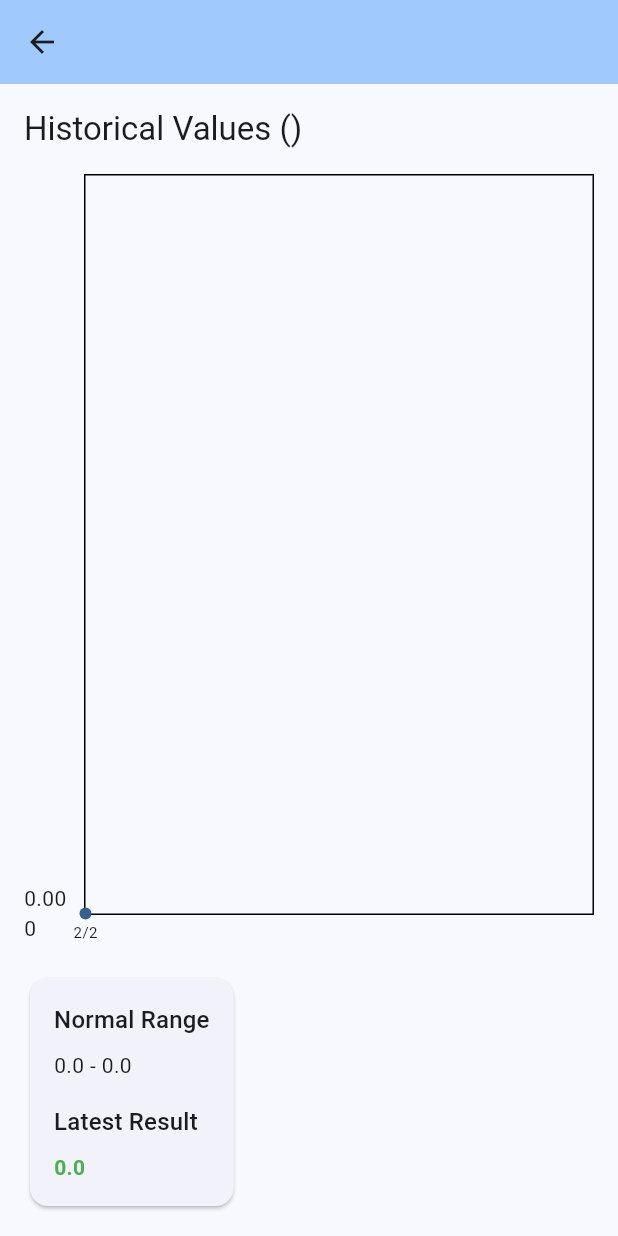
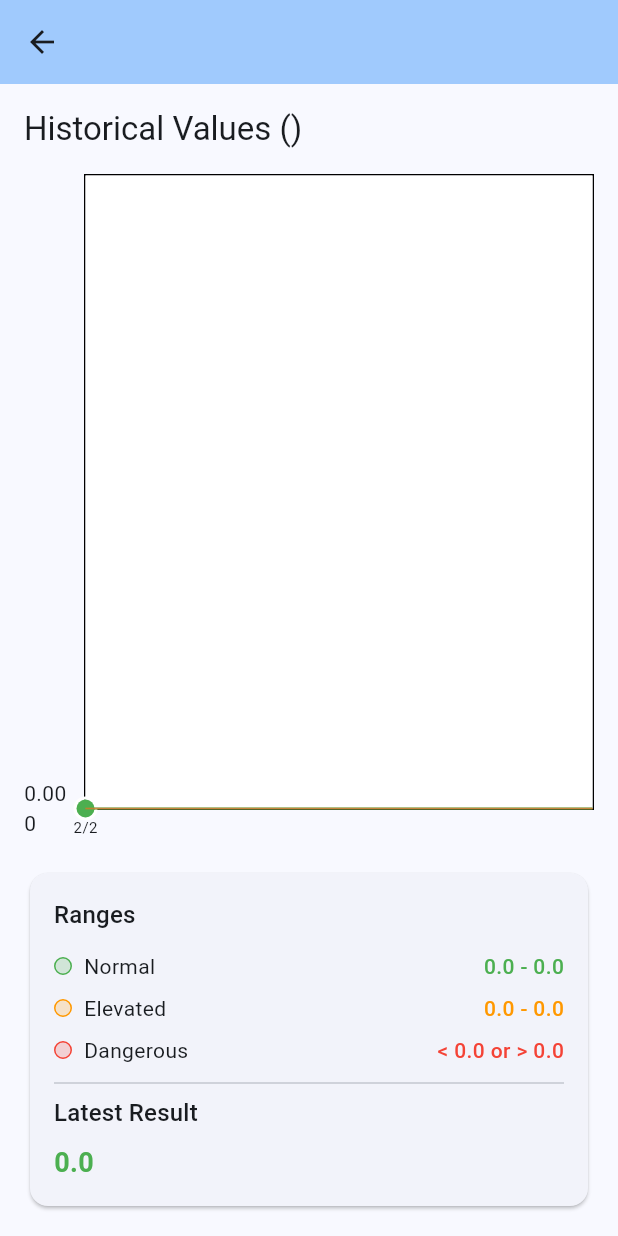
Before and after one commit to Tonylib/pet_records, a Flutter app: the TestGraphPage screen opened directly with empty values, on a phone screen of 412 x 824 dp. Run offline on Flutter 3.47's test engine with Material 3 defaults, Android fonts, the phone set to English and light mode, and no system bars; drawn by our look-alikes of fl_chart; our stand-ins replace get.

Commit message:
Add colored ranges to test result graphs

```diff
--- a/lib/features/home/domain/models/test_result.dart
+++ b/lib/features/home/domain/models/test_result.dart
@@ -27,6 +27,23 @@ class TestResult {
 
   bool get isNormal => value >= minRange && value <= maxRange;
   bool get hasHistoricalData => historicalValues.isNotEmpty;
+
+  // Helper methods for range calculations
+  double get range => maxRange - minRange;
+  double get dangerouslyLowThreshold => minRange - (range * 0.2);
+  double get dangerouslyHighThreshold => maxRange + (range * 0.2);
+  double get slightlyLowThreshold => minRange - (range * 0.1);
+  double get slightlyHighThreshold => maxRange + (range * 0.1);
+
+  // Helper method to determine status based on a value
+  String getStatusForValue(double value) {
+    if (value < dangerouslyLowThreshold || value > dangerouslyHighThreshold) {
+      return 'dangerous';
+    } else if (value < minRange || value > maxRange) {
+      return 'elevated';
+    }
+    return 'normal';
+  }
 
   @override
   String toString() =>
--- a/lib/features/home/presentation/pages/test_graph_page.dart
+++ b/lib/features/home/presentation/pages/test_graph_page.dart
@@ -16,6 +16,15 @@ class TestGraphPage extends StatelessWidget {
       ...testResult.historicalValues,
       HistoricalValue(date: testResult.date, value: testResult.value),
     ]..sort((a, b) => a.date.compareTo(b.date));
+
+    // Find the min and max values for the y-axis
+    final allTestValues = allValues.map((v) => v.value).toList();
+    final minValue =
+        (allTestValues.reduce((a, b) => a < b ? a : b) - testResult.range * 0.3)
+            .clamp(testResult.dangerouslyLowThreshold, double.infinity);
+    final maxValue = (allTestValues.reduce((a, b) => a > b ? a : b) +
+            testResult.range * 0.3)
+        .clamp(double.negativeInfinity, testResult.dangerouslyHighThreshold);
 
     return Scaffold(
       appBar: AppBar(
@@ -69,6 +78,8 @@ class TestGraphPage extends StatelessWidget {
                       sideTitles: SideTitles(showTitles: false),
                     ),
                   ),
+                  minY: minValue,
+                  maxY: maxValue,
                   borderData: FlBorderData(show: true),
                   lineBarsData: [
                     LineChartBarData(
@@ -80,30 +91,97 @@ class TestGraphPage extends StatelessWidget {
                       isCurved: true,
                       color: Theme.of(context).colorScheme.primary,
                       barWidth: 3,
-                      dotData: const FlDotData(show: true),
-                    ),
-                    // Reference lines for normal range
-                    LineChartBarData(
-                      spots: List.generate(
-                        allValues.length,
-                        (index) =>
-                            FlSpot(index.toDouble(), testResult.maxRange),
+                      dotData: FlDotData(
+                        show: true,
+                        getDotPainter: (spot, percent, bar, index) {
+                          final value = allValues[index].value;
+                          final color =
+                              switch (testResult.getStatusForValue(value)) {
+                            'dangerous' => Colors.red,
+                            'elevated' => Colors.orange,
+                            _ => Colors.green,
+                          };
+                          return FlDotCirclePainter(
+                            radius: 6,
+                            color: color,
+                            strokeWidth: 2,
+                            strokeColor: Colors.white,
+                          );
+                        },
                       ),
-                      color: Colors.red.withOpacity(0.3),
-                      barWidth: 1,
-                      dotData: const FlDotData(show: false),
-                    ),
-                    LineChartBarData(
-                      spots: List.generate(
-                        allValues.length,
-                        (index) =>
-                            FlSpot(index.toDouble(), testResult.minRange),
-                      ),
-                      color: Colors.red.withOpacity(0.3),
-                      barWidth: 1,
-                      dotData: const FlDotData(show: false),
                     ),
                   ],
+                  backgroundColor: Colors.white,
+                  extraLinesData: ExtraLinesData(
+                    horizontalLines: [
+                      HorizontalLine(
+                        y: testResult.dangerouslyLowThreshold,
+                        color: Colors.red.withOpacity(0.3),
+                        strokeWidth: 1,
+                      ),
+                      HorizontalLine(
+                        y: testResult.slightlyLowThreshold,
+                        color: Colors.orange.withOpacity(0.3),
+                        strokeWidth: 1,
+                      ),
+                      HorizontalLine(
+                        y: testResult.minRange,
+                        color: Colors.green.withOpacity(0.3),
+                        strokeWidth: 2,
+                      ),
+                      HorizontalLine(
+                        y: testResult.maxRange,
+                        color: Colors.green.withOpacity(0.3),
+                        strokeWidth: 2,
+                      ),
+                      HorizontalLine(
+                        y: testResult.slightlyHighThreshold,
+                        color: Colors.orange.withOpacity(0.3),
+                        strokeWidth: 1,
+                      ),
+                      HorizontalLine(
+                        y: testResult.dangerouslyHighThreshold,
+                        color: Colors.red.withOpacity(0.3),
+                        strokeWidth: 1,
+                      ),
+                    ],
+                  ),
+                  rangeAnnotations: RangeAnnotations(
+                    verticalRangeAnnotations: [
+                      VerticalRangeAnnotation(
+                        x1: -1,
+                        x2: allValues.length.toDouble(),
+                        color: Colors.red.withOpacity(0.1),
+                      ),
+                    ],
+                    horizontalRangeAnnotations: [
+                      HorizontalRangeAnnotation(
+                        y1: testResult.dangerouslyLowThreshold,
+                        y2: testResult.slightlyLowThreshold,
+                        color: Colors.red.withOpacity(0.1),
+                      ),
+                      HorizontalRangeAnnotation(
+                        y1: testResult.slightlyLowThreshold,
+                        y2: testResult.minRange,
+                        color: Colors.orange.withOpacity(0.1),
+                      ),
+                      HorizontalRangeAnnotation(
+                        y1: testResult.minRange,
+                        y2: testResult.maxRange,
+                        color: Colors.green.withOpacity(0.1),
+                      ),
+                      HorizontalRangeAnnotation(
+                        y1: testResult.maxRange,
+                        y2: testResult.slightlyHighThreshold,
+                        color: Colors.orange.withOpacity(0.1),
+                      ),
+                      HorizontalRangeAnnotation(
+                        y1: testResult.slightlyHighThreshold,
+                        y2: testResult.dangerouslyHighThreshold,
+                        color: Colors.red.withOpacity(0.1),
+                      ),
+                    ],
+                  ),
                 ),
               ),
             ),
@@ -115,13 +193,29 @@ class TestGraphPage extends StatelessWidget {
                   crossAxisAlignment: CrossAxisAlignment.start,
                   children: [
                     Text(
-                      'Normal Range',
+                      'Ranges',
                       style: Theme.of(context).textTheme.titleMedium,
                     ),
                     const SizedBox(height: 8),
-                    Text(
-                        '${testResult.minRange} - ${testResult.maxRange} ${testResult.unit}'),
-                    const SizedBox(height: 16),
+                    _buildRangeRow(
+                      context,
+                      'Normal',
+                      '${testResult.minRange} - ${testResult.maxRange}',
+                      Colors.green,
+                    ),
+                    _buildRangeRow(
+                      context,
+                      'Elevated',
+                      '${testResult.slightlyLowThreshold.toStringAsFixed(1)} - ${testResult.slightlyHighThreshold.toStringAsFixed(1)}',
+                      Colors.orange,
+                    ),
+                    _buildRangeRow(
+                      context,
+                      'Dangerous',
+                      '< ${testResult.dangerouslyLowThreshold.toStringAsFixed(1)} or > ${testResult.dangerouslyHighThreshold.toStringAsFixed(1)}',
+                      Colors.red,
+                    ),
+                    const Divider(),
                     Text(
                       'Latest Result',
                       style: Theme.of(context).textTheme.titleMedium,
@@ -130,9 +224,14 @@ class TestGraphPage extends StatelessWidget {
                     Text(
                       '${testResult.value} ${testResult.unit}',
                       style: TextStyle(
-                        color:
-                            testResult.isNormal ? Colors.green : Colors.orange,
+                        color: switch (
+                            testResult.getStatusForValue(testResult.value)) {
+                          'dangerous' => Colors.red,
+                          'elevated' => Colors.orange,
+                          _ => Colors.green,
+                        },
                         fontWeight: FontWeight.bold,
+                        fontSize: 18,
                       ),
                     ),
                   ],
@@ -144,4 +243,34 @@ class TestGraphPage extends StatelessWidget {
       ),
     );
   }
+
+  Widget _buildRangeRow(
+      BuildContext context, String label, String value, Color color) {
+    return Padding(
+      padding: const EdgeInsets.symmetric(vertical: 4),
+      child: Row(
+        children: [
+          Container(
+            width: 12,
+            height: 12,
+            decoration: BoxDecoration(
+              color: color.withOpacity(0.2),
+              border: Border.all(color: color),
+              borderRadius: BorderRadius.circular(6),
+            ),
+          ),
+          const SizedBox(width: 8),
+          Text(label),
+          const Spacer(),
+          Text(
+            value,
+            style: TextStyle(
+              color: color,
+              fontWeight: FontWeight.w500,
+            ),
+          ),
+        ],
+      ),
+    );
+  }
 }
```
